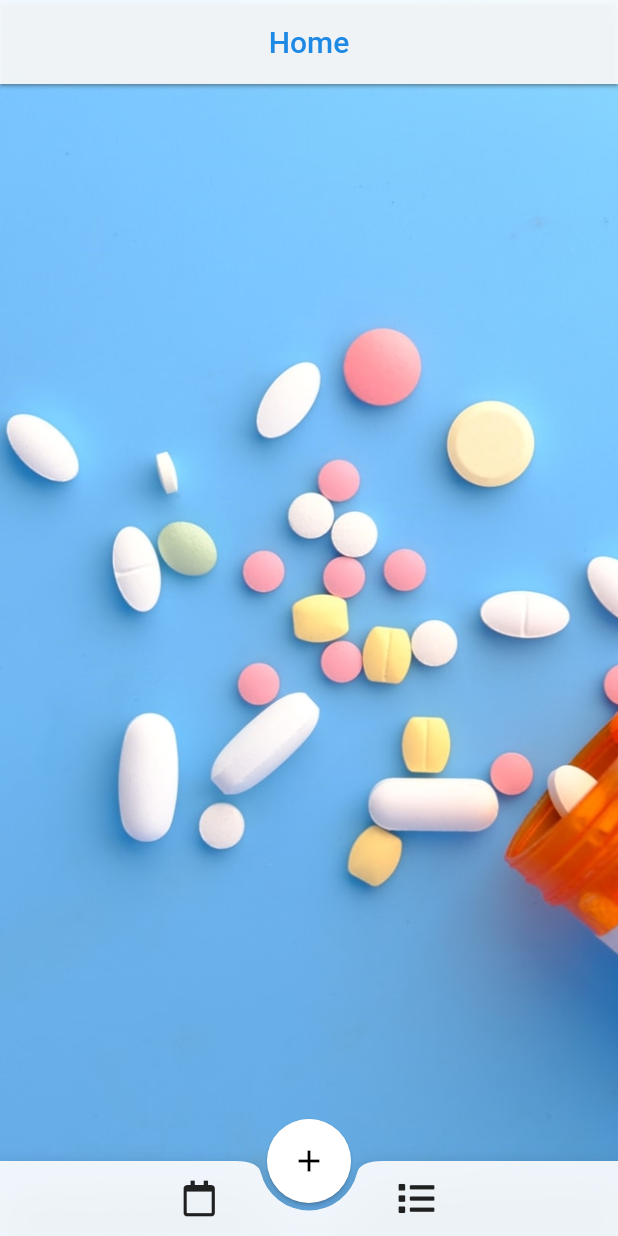
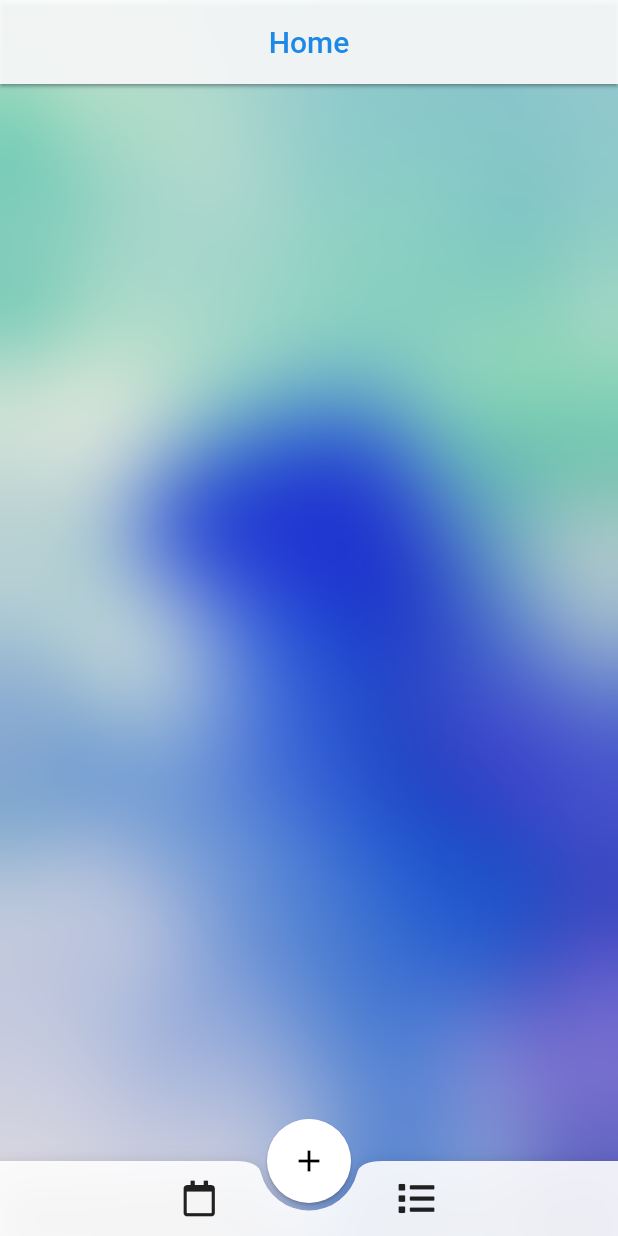
Before and after one commit to grycmat/meds, a Flutter app: the screen it shows after launch, on a phone screen of 412 x 824 dp. Run offline on Flutter 3.47's test engine with Material 2 defaults, Android fonts, the phone set to English and light mode, and no system bars; our stand-ins replace flutter_neumorphic, font_awesome_flutter, hive, hive_flutter; accounts and stored records are empty; statements that could not run were skipped.

Commit message:
play with styles

```diff
--- a/lib/pages/home.dart
+++ b/lib/pages/home.dart
@@ -1,3 +1,5 @@
+import 'dart:ui';
+
 import 'package:animations/animations.dart';
 import 'package:flutter/material.dart';
 import 'package:flutter_neumorphic/flutter_neumorphic.dart';
@@ -13,14 +15,26 @@ class Home extends StatelessWidget {
     return Scaffold(
       extendBodyBehindAppBar: true,
       extendBody: true,
-      body: Container(
-          decoration: const BoxDecoration(
-            image: DecorationImage(
-              fit: BoxFit.cover,
-              image: AssetImage('assets/images/meds_background.jpg'),
+      body: Stack(
+        children: [
+          Container(
+            decoration: const BoxDecoration(
+              image: DecorationImage(
+                fit: BoxFit.cover,
+                image: AssetImage('assets/images/greg.jpg'),
+              ),
+            ),
+            // child: const MedsList(),
+          ),
+          ClipRect(
+            child: BackdropFilter(
+              filter: ImageFilter.blur(sigmaX: 30, sigmaY: 30),
+              child: Container(),
             ),
           ),
-          child: const MedsList()),
+          const MedsList()
+        ],
+      ),
       appBar: AppBar(
         elevation: 1,
         centerTitle: true,
--- a/pubspec.yaml
+++ b/pubspec.yaml
@@ -66,6 +66,7 @@ flutter:
   # To add assets to your application, add an assets section, like this:
   assets:
     - assets/images/meds_background.jpg
+    - assets/images/greg.jpg
   #   - images/a_dot_ham.jpeg
 
   # An image asset can refer to one or more resolution-specific "variants", see
```
Also changed, not shown: assets/images/greg.jpg (added).
